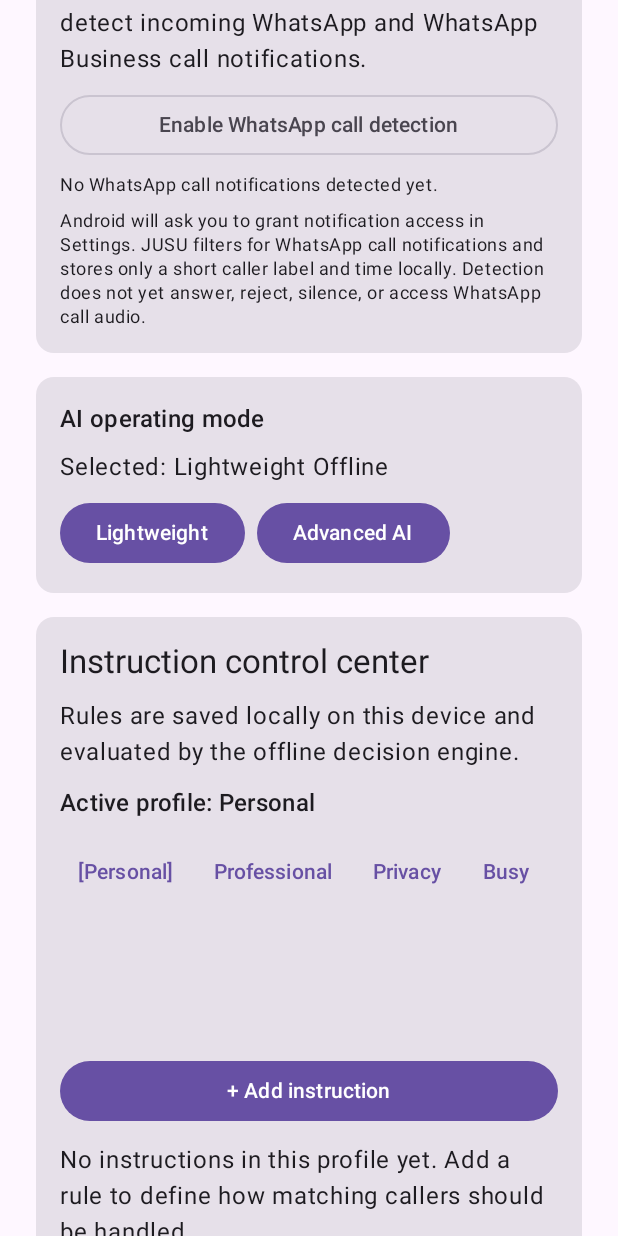
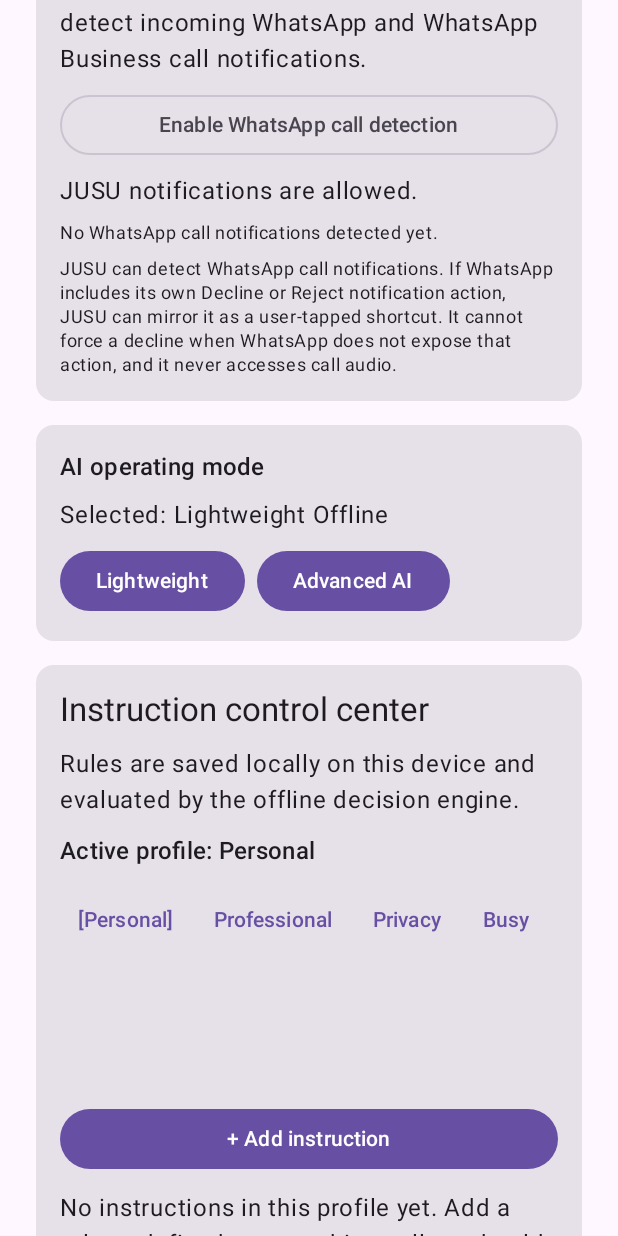
Before and after one commit to jusu9882-a11y/JUSU-AI-CALL-ASSISTANT, an Android app built with Jetpack Compose: the screen it shows after launch (MainActivity), scrolled down 576 dp, on a phone screen of 412 x 824 dp. Run offline under Robolectric (Android 15) with nearby library versions, the phone set to English and light mode, and no system bars; our stand-ins replace Room's generated code.

Commit message:
Add notification permission onboarding and decline capability status

```diff
--- a/app/src/main/java/com/jusu/aicallassistant/MainActivity.kt
+++ b/app/src/main/java/com/jusu/aicallassistant/MainActivity.kt
@@ -31,11 +31,14 @@ class MainActivity : ComponentActivity() {
     private var screeningRoleHeld by mutableStateOf(false)
     private var contactsPermissionGranted by mutableStateOf(false)
     private var whatsappNotificationAccessGranted by mutableStateOf(false)
+    private var notificationsPermissionGranted by mutableStateOf(Build.VERSION.SDK_INT < 33)
+    private var whatsappDeclineActionAvailable by mutableStateOf(false)
     private var lastWhatsAppCallLabel by mutableStateOf("")
     private var lastWhatsAppCallApp by mutableStateOf("")
     private var lastWhatsAppCallTime by mutableStateOf(0L)
     private var roleLauncher: androidx.activity.result.ActivityResultLauncher<Intent>? = null
     private var contactsLauncher: androidx.activity.result.ActivityResultLauncher<String>? = null
+    private var notificationsLauncher: androidx.activity.result.ActivityResultLauncher<String>? = null
 
     override fun onCreate(savedInstanceState: Bundle?) {
         super.onCreate(savedInstanceState)
@@ -43,6 +46,9 @@ class MainActivity : ComponentActivity() {
             refreshPermissionState()
         }
         contactsLauncher = registerForActivityResult(ActivityResultContracts.RequestPermission()) {
+            refreshPermissionState()
+        }
+        notificationsLauncher = registerForActivityResult(ActivityResultContracts.RequestPermission()) {
             refreshPermissionState()
         }
         refreshPermissionState()
@@ -67,10 +73,15 @@ class MainActivity : ComponentActivity() {
                 screeningRoleHeld = screeningRoleHeld,
                 contactsPermissionGranted = contactsPermissionGranted,
                 whatsappNotificationAccessGranted = whatsappNotificationAccessGranted,
+                notificationsPermissionGranted = notificationsPermissionGranted,
+                whatsappDeclineActionAvailable = whatsappDeclineActionAvailable,
                 lastWhatsAppCallLabel = lastWhatsAppCallLabel,
                 lastWhatsAppCallApp = lastWhatsAppCallApp,
                 lastWhatsAppCallTime = lastWhatsAppCallTime,
                 onRequestWhatsAppAccess = { startActivity(Intent(Settings.ACTION_NOTIFICATION_LISTENER_SETTINGS)) },
+                onRequestNotificationsPermission = {
+                    if (Build.VERSION.SDK_INT >= 33) notificationsLauncher?.launch(Manifest.permission.POST_NOTIFICATIONS)
+                },
                 onRequestScreeningRole = { requestScreeningRole() },
                 onRequestContactsPermission = {
                     contactsLauncher?.launch(Manifest.permission.READ_CONTACTS)
@@ -95,10 +106,13 @@ class MainActivity : ComponentActivity() {
         whatsappNotificationAccessGranted = enabledListeners.split(":").any {
             it.equals(listenerComponent, ignoreCase = true)
         }
+        notificationsPermissionGranted = Build.VERSION.SDK_INT < 33 ||
+            checkSelfPermission(Manifest.permission.POST_NOTIFICATIONS) == PackageManager.PERMISSION_GRANTED
         val whatsappPrefs = getSharedPreferences(WhatsAppCallNotificationListener.PREFERENCES, MODE_PRIVATE)
         lastWhatsAppCallLabel = whatsappPrefs.getString(WhatsAppCallNotificationListener.KEY_LAST_LABEL, "").orEmpty()
         lastWhatsAppCallApp = whatsappPrefs.getString(WhatsAppCallNotificationListener.KEY_LAST_APP, "").orEmpty()
         lastWhatsAppCallTime = whatsappPrefs.getLong(WhatsAppCallNotificationListener.KEY_LAST_TIME, 0L)
+        whatsappDeclineActionAvailable = whatsappPrefs.getBoolean(WhatsAppCallNotificationListener.KEY_DECLINE_AVAILABLE, false)
     }
 
     private fun requestScreeningRole() {
@@ -120,12 +134,15 @@ private fun JusuHome(
     screeningRoleHeld: Boolean,
     contactsPermissionGranted: Boolean,
     whatsappNotificationAccessGranted: Boolean,
+    notificationsPermissionGranted: Boolean,
+    whatsappDeclineActionAvailable: Boolean,
     lastWhatsAppCallLabel: String,
     lastWhatsAppCallApp: String,
     lastWhatsAppCallTime: Long,
     onRequestScreeningRole: () -> Unit,
     onRequestContactsPermission: () -> Unit,
-    onRequestWhatsAppAccess: () -> Unit
+    onRequestWhatsAppAccess: () -> Unit,
+    onRequestNotificationsPermission: () -> Unit
 ) {
     val scope = rememberCoroutineScope()
     var instructions by remember { mutableStateOf(emptyList<CallInstruction>()) }
@@ -185,13 +202,20 @@ private fun JusuHome(
                                 Text("Enable WhatsApp call detection")
                             }
                         }
+                        Text(if (notificationsPermissionGranted) "JUSU notifications are allowed." else "Allow notifications so JUSU can show an optional decline shortcut when WhatsApp provides one.")
+                        if (!notificationsPermissionGranted) {
+                            OutlinedButton(onClick = onRequestNotificationsPermission, modifier = Modifier.fillMaxWidth()) {
+                                Text("Allow JUSU notifications")
+                            }
+                        }
                         if (lastWhatsAppCallTime > 0L) {
                             Text("Last detected: $lastWhatsAppCallApp · $lastWhatsAppCallLabel")
+                            Text(if (whatsappDeclineActionAvailable) "WhatsApp exposed a decline action for the last detected call." else "WhatsApp did not expose a supported decline action for the last detected call.", style = MaterialTheme.typography.bodySmall)
                             Text(java.text.DateFormat.getDateTimeInstance().format(java.util.Date(lastWhatsAppCallTime)), style = MaterialTheme.typography.bodySmall)
                         } else {
                             Text("No WhatsApp call notifications detected yet.", style = MaterialTheme.typography.bodySmall)
                         }
-                        Text("Android will ask you to grant notification access in Settings. JUSU filters for WhatsApp call notifications and stores only a short caller label and time locally. Detection does not yet answer, reject, silence, or access WhatsApp call audio.", style = MaterialTheme.typography.bodySmall)
+                        Text("JUSU can detect WhatsApp call notifications. If WhatsApp includes its own Decline or Reject notification action, JUSU can mirror it as a user-tapped shortcut. It cannot force a decline when WhatsApp does not expose that action, and it never accesses call audio.", style = MaterialTheme.typography.bodySmall)
                     }
                 }
 
```
